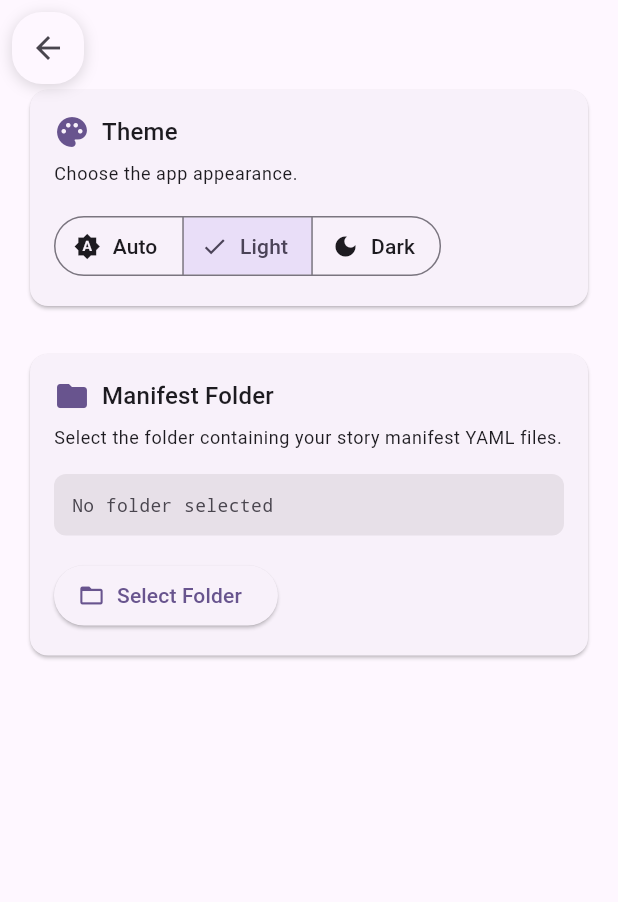
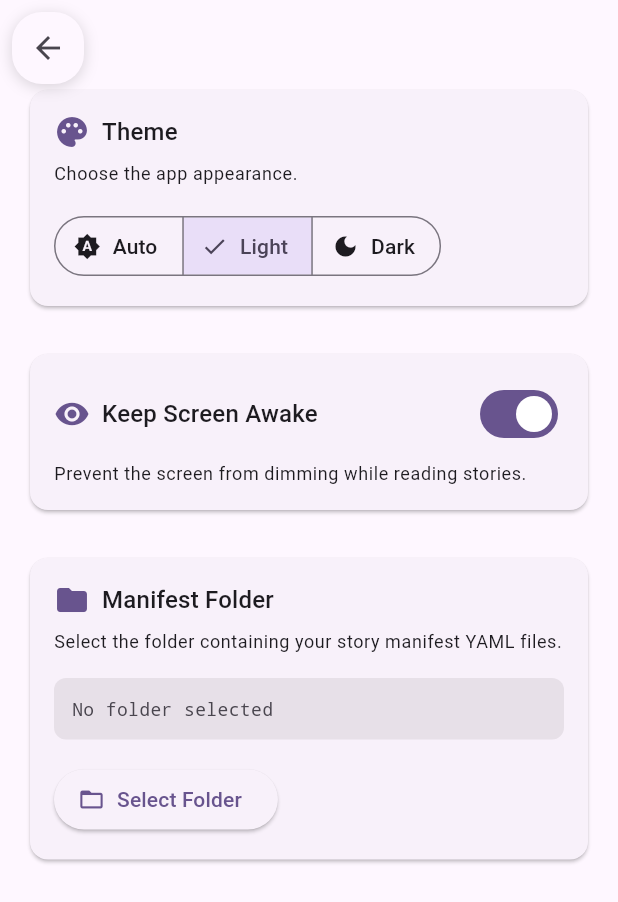
Before and after one commit to davenicoll/storyteller, a Flutter app: the SettingsScreen screen opened by its route, on a phone screen of 412 x 824 dp. Shown: the top 902 px of the screen. Run offline on Flutter 3.47's test engine with Material 3 defaults, Android fonts, the phone set to English and light mode, and no system bars; our stand-ins replace file_picker, just_audio, permission_handler, shared_preferences, wakelock_plus, yaml; missing offline and left inert: audio_session, pdfx; accounts and stored records are empty.

Commit message:
Add keep screen awake setting
Adds a new setting (enabled by default) that prevents the screen from
dimming while reading stories. Uses wakelock_plus package for cross-platform
support on Android and iOS.

Co-Authored-By: Claude Opus 4.5 <noreply@anthropic.com>

```diff
--- a/lib/providers/settings_provider.dart
+++ b/lib/providers/settings_provider.dart
@@ -31,6 +31,7 @@ class SettingsProvider extends ChangeNotifier {
   static const String _manifestFolderKey = 'manifest_folder_path';
   static const String _thumbnailSizeKey = 'thumbnail_size';
   static const String _themeModeKey = 'theme_mode';
+  static const String _keepScreenAwakeKey = 'keep_screen_awake';
 
   String? _manifestFolderPath;
   List<ManifestInfo> _manifests = [];
@@ -39,6 +40,7 @@ class SettingsProvider extends ChangeNotifier {
   String? _scanError;
   int _thumbnailSizeIndex = 1; // 0 = small, 1 = medium, 2 = large
   ThemeModeSetting _themeMode = ThemeModeSetting.light;
+  bool _keepScreenAwake = true; // Default to enabled
 
   String? get manifestFolderPath => _manifestFolderPath;
   List<ManifestInfo> get manifests => _manifests;
@@ -47,6 +49,7 @@ class SettingsProvider extends ChangeNotifier {
   String? get scanError => _scanError;
   int get thumbnailSizeIndex => _thumbnailSizeIndex;
   ThemeModeSetting get themeMode => _themeMode;
+  bool get keepScreenAwake => _keepScreenAwake;
 
   ThemeMode get flutterThemeMode {
     switch (_themeMode) {
@@ -75,6 +78,7 @@ class SettingsProvider extends ChangeNotifier {
     _themeMode = themeModeIndex >= 0 && themeModeIndex < ThemeModeSetting.values.length
         ? ThemeModeSetting.values[themeModeIndex]
         : ThemeModeSetting.light;
+    _keepScreenAwake = prefs.getBool(_keepScreenAwakeKey) ?? true; // default to enabled
     if (_manifestFolderPath != null) {
       await scanForManifests();
     }
@@ -93,6 +97,13 @@ class SettingsProvider extends ChangeNotifier {
     _thumbnailSizeIndex = index;
     final prefs = await SharedPreferences.getInstance();
     await prefs.setInt(_thumbnailSizeKey, index);
+    notifyListeners();
+  }
+
+  Future<void> setKeepScreenAwake(bool value) async {
+    _keepScreenAwake = value;
+    final prefs = await SharedPreferences.getInstance();
+    await prefs.setBool(_keepScreenAwakeKey, value);
     notifyListeners();
   }
 
--- a/lib/screens/settings_screen.dart
+++ b/lib/screens/settings_screen.dart
@@ -31,6 +31,8 @@ class SettingsScreen extends StatelessWidget {
                 ),
                 children: [
                   _buildThemeSection(context, settings),
+                  const SizedBox(height: 24),
+                  _buildScreenAwakeSection(context, settings),
                   const SizedBox(height: 24),
                   _buildManifestFolderSection(context, settings),
                   const SizedBox(height: 24),
@@ -115,6 +117,44 @@ class SettingsScreen extends StatelessWidget {
               onSelectionChanged: (Set<ThemeModeSetting> selection) {
                 settings.setThemeMode(selection.first);
               },
+            ),
+          ],
+        ),
+      ),
+    );
+  }
+
+  Widget _buildScreenAwakeSection(
+      BuildContext context, SettingsProvider settings) {
+    return Card(
+      child: Padding(
+        padding: const EdgeInsets.all(16),
+        child: Column(
+          crossAxisAlignment: CrossAxisAlignment.start,
+          children: [
+            Row(
+              children: [
+                Icon(
+                  Icons.visibility,
+                  color: Theme.of(context).colorScheme.primary,
+                ),
+                const SizedBox(width: 8),
+                Expanded(
+                  child: Text(
+                    'Keep Screen Awake',
+                    style: Theme.of(context).textTheme.titleMedium,
+                  ),
+                ),
+                Switch(
+                  value: settings.keepScreenAwake,
+                  onChanged: (value) => settings.setKeepScreenAwake(value),
+                ),
+              ],
+            ),
+            const SizedBox(height: 8),
+            Text(
+              'Prevent the screen from dimming while reading stories.',
+              style: Theme.of(context).textTheme.bodySmall,
             ),
           ],
         ),
--- a/pubspec.yaml
+++ b/pubspec.yaml
@@ -64,6 +64,9 @@ dependencies:
 
   # Permission handling for Android storage access
   permission_handler: ^11.3.1
+
+  # Keep screen awake
+  wakelock_plus: ^1.2.8
 
 dev_dependencies:
   flutter_test:
```
Also changed, not shown: lib/screens/reader_screen.dart (+16 -0 lines), pubspec.lock, 1 other file.
